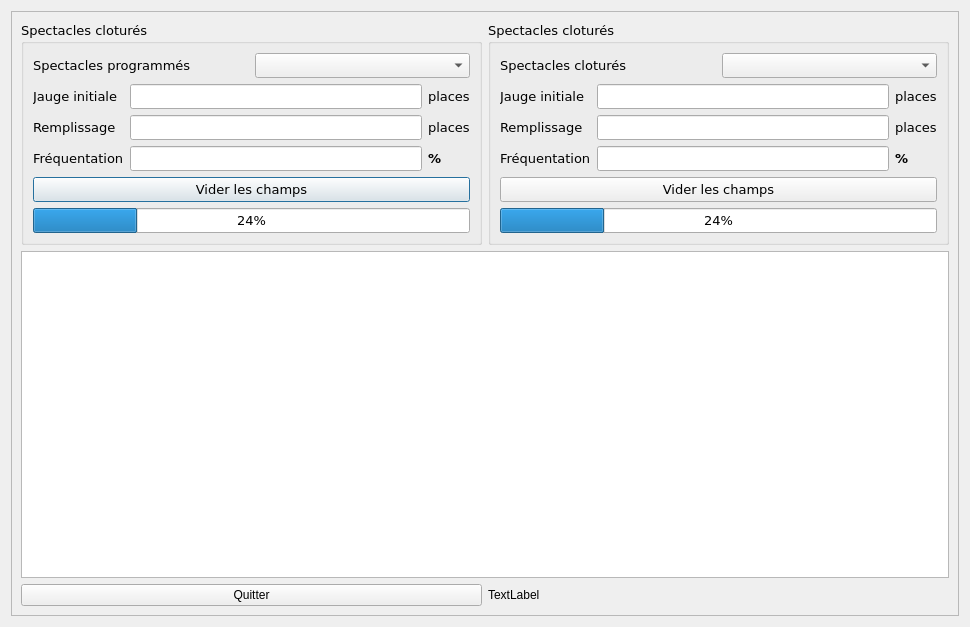
FestiClic/FestiClic3, file FestiClicC/frequentation.ui: the form before one commit.
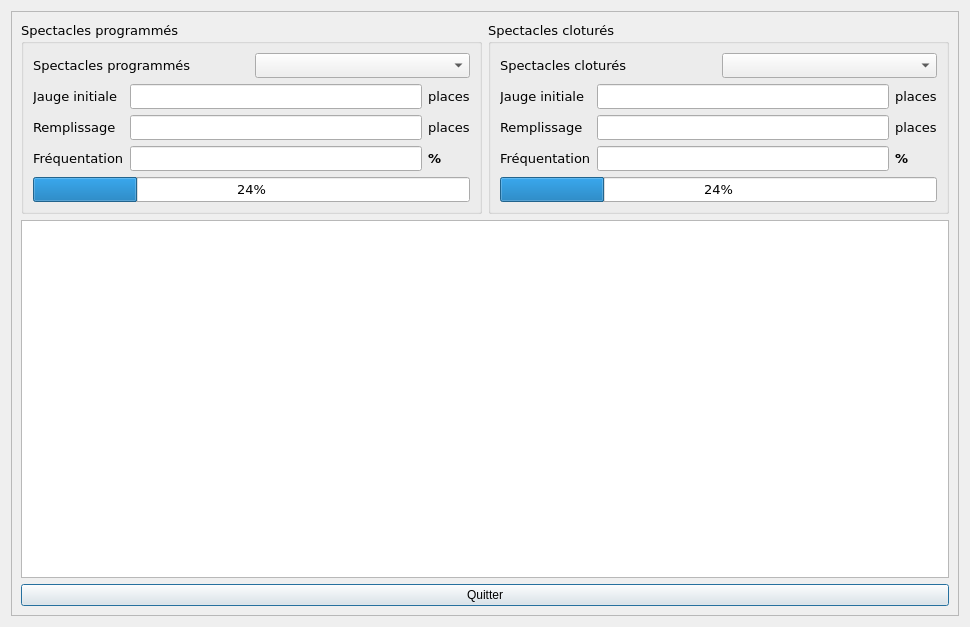
The form after the commit.

What changed in the file:
```diff
--- a/FestiClicC/frequentation.ui
+++ b/FestiClicC/frequentation.ui
@@ -46,7 +46,7 @@
                 </font>
                </property>
                <property name="title">
-                <string>Spectacles cloturés</string>
+                <string>Spectacles programmés</string>
                </property>
                <layout class="QVBoxLayout" name="verticalLayout_2">
                 <item>
@@ -136,13 +136,6 @@
                   </item>
                  </layout>
                 </item>
-                <item>
-                 <widget class="QPushButton" name="cltBtnViderChamps_2">
-                  <property name="text">
-                   <string>Vider les champs</string>
-                  </property>
-                 </widget>
-                </item>
                 <item>
                  <widget class="QProgressBar" name="progressBar_2">
                   <property name="value">
@@ -254,13 +247,6 @@
                   </item>
                  </layout>
                 </item>
-                <item>
-                 <widget class="QPushButton" name="cltBtnViderChamps">
-                  <property name="text">
-                   <string>Vider les champs</string>
-                  </property>
-                 </widget>
-                </item>
                 <item>
                  <widget class="QProgressBar" name="progressBar">
                   <property name="value">
@@ -287,13 +273,6 @@
              </property>
             </widget>
            </item>
-           <item>
-            <widget class="QLabel" name="cLabelAlerte">
-             <property name="text">
-              <string>TextLabel</string>
-             </property>
-            </widget>
-           </item>
           </layout>
          </item>
         </layout>
```
